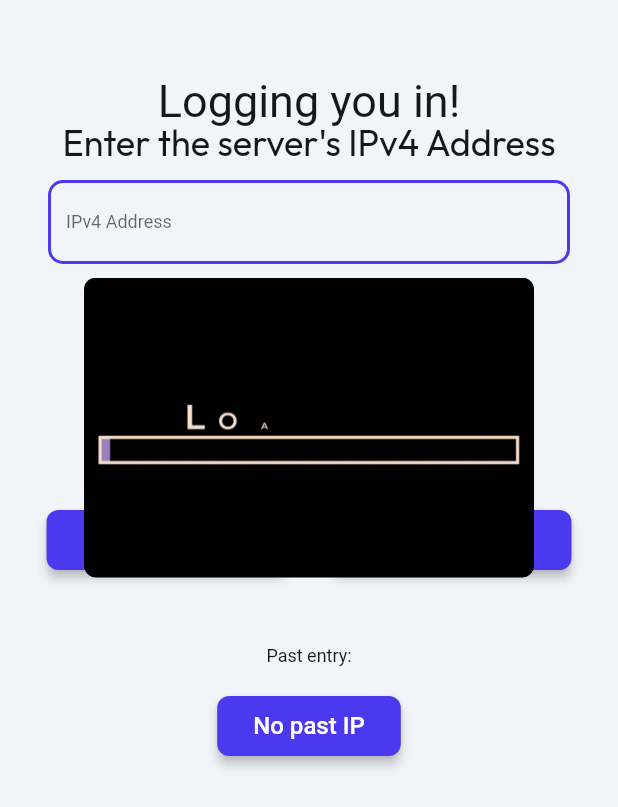
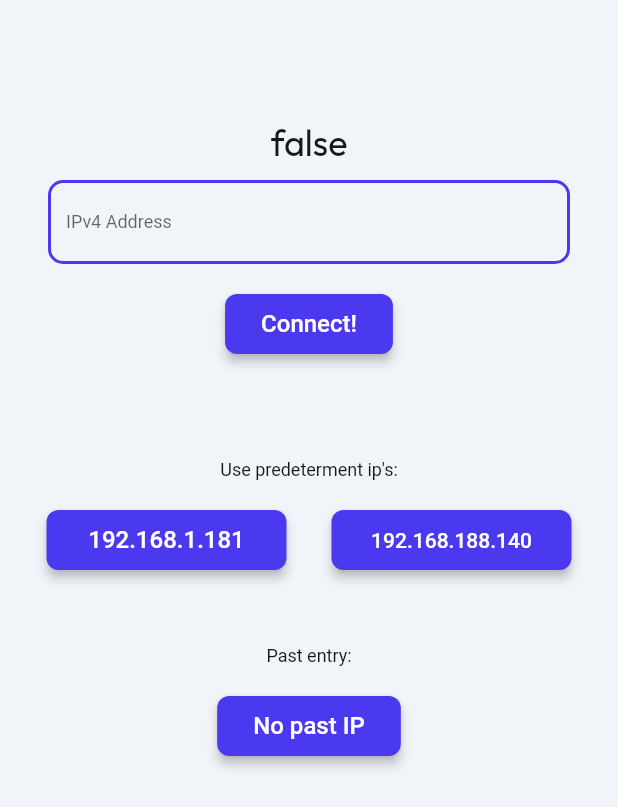
Before and after one commit to ItayMeirowitz/Gamya, a Flutter app: the screen it shows after launch, on a phone screen of 412 x 824 dp. Shown: the top 807 px of the screen. Run offline on Flutter 3.47's test engine with Material 3 defaults, Android fonts, the phone set to English and light mode, and no system bars; drawn by our look-alikes of auto_size_text; our stand-ins replace badges, cached_network_image, equatable, flutter_animate, font_awesome_flutter, from_css_color and 6 more; missing offline and left inert: json_path, mime_type; Roboto replaces fonts that are missing (Readex Pro).

Commit message:
Updating to latest FlutterFlow output.

```diff
--- a/lib/pages/i_pregisteration/i_pregisteration_widget.dart
+++ b/lib/pages/i_pregisteration/i_pregisteration_widget.dart
@@ -103,8 +103,8 @@
           top: true,
           child: Stack(
             children: [
-              if (!((FFAppState().persistentUsername != '') &&
-                  (FFAppState().persistentPassword != '')))
+              if ((FFAppState().persistentUsername == '') ||
+                  (FFAppState().persistentPassword == ''))
                 Align(
                   alignment: const AlignmentDirectional(0.0, 0.0),
                   child: Padding(
@@ -117,7 +117,10 @@
                         Align(
                           alignment: const AlignmentDirectional(0.0, -1.0),
                           child: Text(
-                            'Enter the server\'s IPv4 Address',
+                            ((FFAppState().persistentUsername !=
+                                            '') &&
+                                    (FFAppState().persistentPassword != ''))
+                                .toString(),
                             style: FlutterFlowTheme.of(context)
                                 .headlineMedium
                                 .override(
@@ -455,8 +458,8 @@
                     ),
                   ),
                 ),
-              if ((FFAppState().persistentUsername == '') ||
-                  (FFAppState().persistentPassword == ''))
+              if ((FFAppState().persistentUsername != '') &&
+                  (FFAppState().persistentPassword != ''))
                 Padding(
                   padding:
                       const EdgeInsetsDirectional.fromSTEB(50.0, 50.0, 50.0, 0.0),
```
